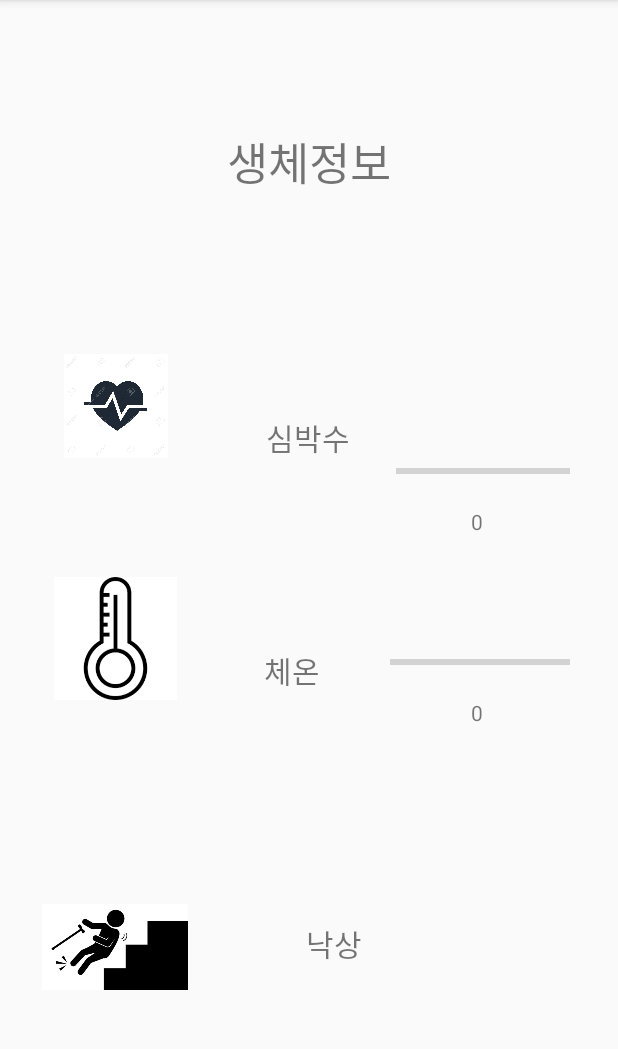
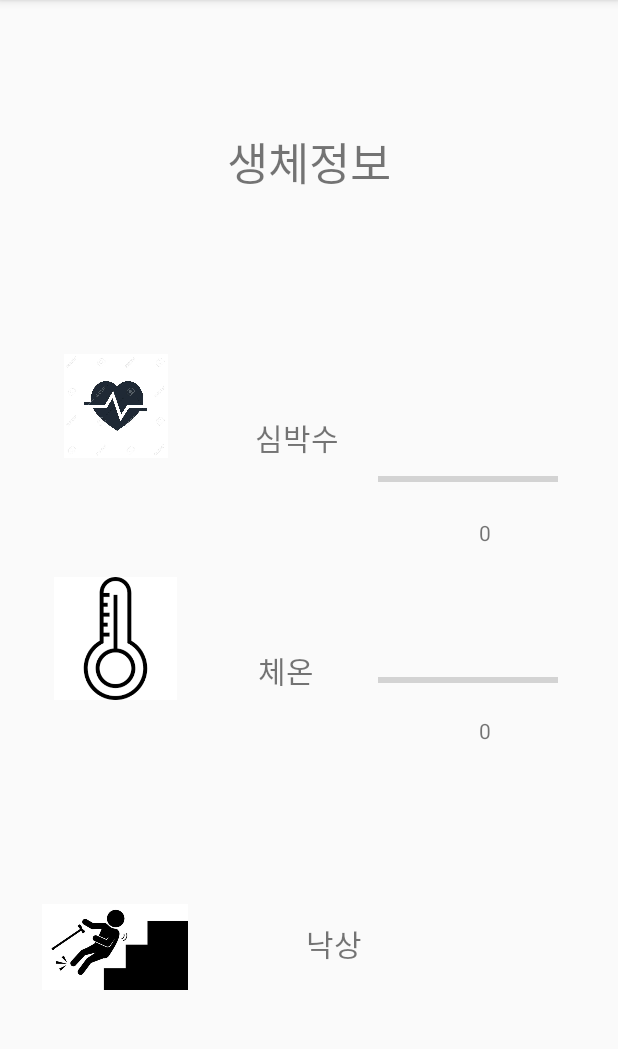
Before and after one commit to jtm0609/BodyMonitoringApp, an Android app: the sensor_info screen opened directly, with no data from a screen before it, on a phone screen of 412 x 824 dp, the part 84-1133 px from its top. Run offline under Robolectric (Android 15) with nearby library versions, the phone set to English and light mode, and no system bars.

```diff
--- a/Waist_guard_Project/app/src/main/java/com/jtmcompany/waist_guard_project/sensor_info.java
+++ b/Waist_guard_Project/app/src/main/java/com/jtmcompany/waist_guard_project/sensor_info.java
@@ -14,12 +14,23 @@
     protected void onCreate(Bundle savedInstanceState) {
         super.onCreate(savedInstanceState);
         setContentView(R.layout.activity_sensor_info);
-        TextView heart_text=findViewById(R.id.heart_text);
-        TextView temp_text=findViewById(R.id.temp_text);
-        TextView fall_text=findViewById(R.id.fall_text);
-        ProgressBar heart_progress=findViewById(R.id.heart_progress);
-        ProgressBar temp_progress=findViewById(R.id.temp_progress);
+        final TextView heart_text=findViewById(R.id.heart_text);
+        final TextView temp_text=findViewById(R.id.temp_text);
+        final TextView fall_text=findViewById(R.id.fall_text);
+        final ProgressBar heart_progress=findViewById(R.id.heart_progress);
+        final ProgressBar temp_progress=findViewById(R.id.temp_progress);
 
+        //지속적으로 UI갱신을위해 스레드실행
+        new Thread(new Runnable() {
+            @Override
+            public void run() {
+                while(!Thread.interrupted())
+                {
+                    try {
+                        Thread.sleep(1000);
+                        runOnUiThread(new Runnable() {
+                            @Override
+                            public void run() {
                                 SharedPreferences auto=getSharedPreferences("auto", Activity.MODE_PRIVATE);
                                 String mfall=auto.getString("fall",null);
                                 int mtemp=auto.getInt("temp",0);
@@ -29,6 +40,14 @@
                                 temp_progress.setProgress(mtemp);
                                 temp_text.setText(Integer.toString(mtemp));
                                 fall_text.setText(mfall);
+                            }
+                        });
+                    } catch (InterruptedException e) {
+                        e.printStackTrace();
+                    }
+                }
+            }
+        }).start();
 
 
     }
--- a/Waist_guard_Project/app/src/main/res/layout/activity_sensor_info.xml
+++ b/Waist_guard_Project/app/src/main/res/layout/activity_sensor_info.xml
@@ -96,9 +96,9 @@
     <ProgressBar
         android:id="@+id/heart_progress"
         style="?android:attr/progressBarStyleHorizontal"
-        android:layout_width="116dp"
+        android:layout_width="120dp"
         android:layout_height="28dp"
-        android:layout_marginEnd="32dp"
+        android:layout_marginEnd="40dp"
         android:layout_marginBottom="10dp"
         app:layout_constraintBottom_toTopOf="@+id/heart_text"
         app:layout_constraintEnd_toEndOf="parent"
@@ -110,8 +110,8 @@
         style="?android:attr/progressBarStyleHorizontal"
         android:layout_width="120dp"
         android:layout_height="28dp"
-        android:layout_marginEnd="32dp"
-        android:layout_marginBottom="10dp"
+        android:layout_marginEnd="40dp"
+        android:layout_marginBottom="8dp"
         app:layout_constraintBottom_toTopOf="@+id/temp_text"
         app:layout_constraintEnd_toEndOf="parent" />
 
@@ -128,20 +128,22 @@
 
     <TextView
         android:id="@+id/heart_text"
-        android:layout_width="16dp"
-        android:layout_height="29dp"
-        android:layout_marginStart="314dp"
-        android:layout_marginBottom="60dp"
+        android:layout_width="55dp"
+        android:layout_height="24dp"
+        android:layout_marginStart="296dp"
+        android:layout_marginBottom="72dp"
+        android:gravity="center"
         android:text="0"
         app:layout_constraintBottom_toTopOf="@+id/temp_progress"
         app:layout_constraintStart_toStartOf="parent" />
 
     <TextView
         android:id="@+id/temp_text"
-        android:layout_width="23dp"
-        android:layout_height="30dp"
-        android:layout_marginStart="314dp"
-        android:layout_marginBottom="124dp"
+        android:layout_width="55dp"
+        android:layout_height="24dp"
+        android:layout_marginStart="296dp"
+        android:layout_marginBottom="120dp"
+        android:gravity="center"
         android:text="0"
         app:layout_constraintBottom_toTopOf="@+id/fall_text"
         app:layout_constraintStart_toStartOf="parent" />
```
Also changed, not shown: Waist_guard_Project/app/src/main/java/com/jtmcompany/waist_guard_project/Foreground_Service.java (+8 -18 lines), Waist_guard_Project/app/src/main/java/com/jtmcompany/waist_guard_project/MainActivity.java (+38 -5 lines). Lines whose indentation alone changed are shown as unchanged.
